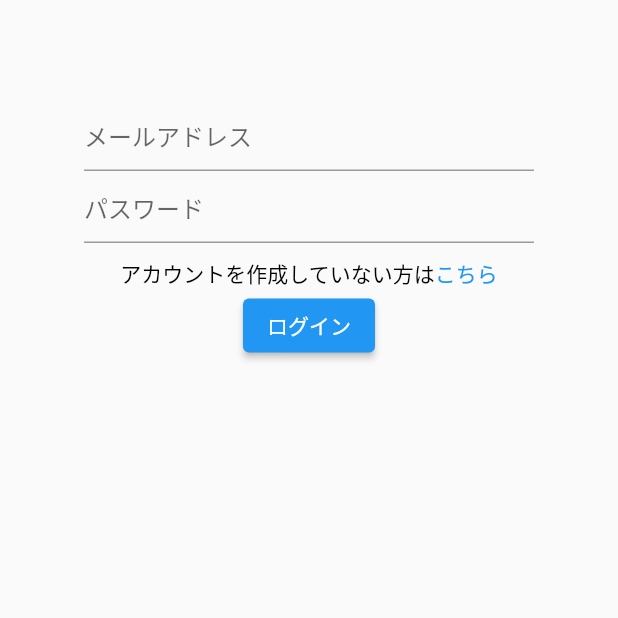
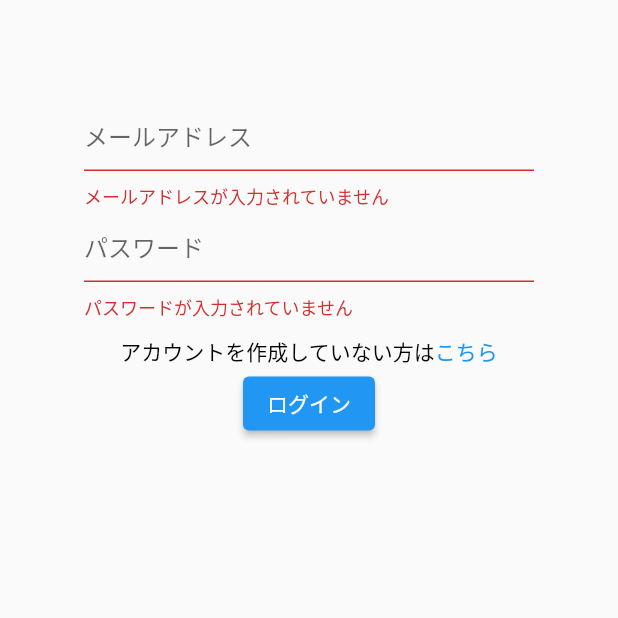
Before and after one commit to YusukeUemura01/sandbox_level1, a Flutter app: the screen it shows after launch, after a tap on "ログイン", on a phone screen of 412 x 824 dp, the top half of it. Run offline on Flutter 3.47's test engine with Material 2 defaults, Android fonts, the phone set to English and light mode, and no system bars; our stand-ins replace cloud_firestore, firebase_auth, firebase_core, firebase_storage, freezed_annotation, hooks_riverpod and 1 more; accounts and stored records are empty; network calls fail.

Commit message:
login_page.dartの空欄チェックする機能まで

```diff
--- a/lib/Firebase/firestore_repository.dart
+++ b/lib/Firebase/firestore_repository.dart
@@ -1,8 +1,10 @@
 import 'package:cloud_firestore/cloud_firestore.dart';
+import 'package:flutter/cupertino.dart';
 import 'package:sandbox_level1/model/account.dart';
 
 class FirestoreRepository{
   final _fireStoreInstance = FirebaseFirestore.instance;
+  late Account currentLoginAccount;
 
 
   Future<dynamic> setAccountData(Account _newAccount)async{//user情報をfirestoreにセット
@@ -14,4 +16,7 @@ class FirestoreRepository{
       return e;
     }
   }
+  void setCurrentLoginAccount(Account account){
+    currentLoginAccount = account.copyWith();
+  }
 }
--- a/lib/screens/create_accout_page.dart
+++ b/lib/screens/create_accout_page.dart
@@ -121,7 +121,7 @@ class CreateAccountPage extends HookConsumerWidget {
                           return;
                         }
                         controller.changeIsLoading();
-                        Navigator.of(context).push(
+                        Navigator.of(context).pushReplacement(
                           MaterialPageRoute(
                             builder: (context) {
                               return MyChatPage();
--- a/lib/screens/login_page.dart
+++ b/lib/screens/login_page.dart
@@ -1,15 +1,24 @@
 import 'package:flutter/gestures.dart';
 import 'package:flutter/material.dart';
+import 'package:hooks_riverpod/hooks_riverpod.dart';
 import 'package:sandbox_level1/screens/create_accout_page.dart';
+import 'package:sandbox_level1/view_model/loginpage_controller.dart';
 
 
-class LoginPage extends StatelessWidget {
+final loginPageProvider = StateNotifierProvider<
+    LoginPageStateController, LoginPageState>((ref) {
+  return LoginPageStateController(LoginPageState(
+    passFiledController: TextEditingController(),
+    emailFiledController: TextEditingController(),
+  ));
+});
+
+class LoginPage extends HookConsumerWidget{
   LoginPage({Key? key}) : super(key: key);
-  TextEditingController emailController = TextEditingController();
-  TextEditingController passController = TextEditingController();
 
   @override
-  Widget build(BuildContext context) {
+  Widget build(BuildContext context,WidgetRef ref) {
+    final loginPageState = ref.watch(loginPageProvider);
     return Scaffold(
       body: SafeArea(
         child: SizedBox(
@@ -23,19 +32,21 @@ class LoginPage extends StatelessWidget {
               SizedBox(
                 width: 300,
                 child: TextField(
-                  controller: emailController,
-                  decoration: const InputDecoration(
-                      hintText: 'メールアドレス'
+                  controller: loginPageState.emailFiledController,
+                  decoration: InputDecoration(
+                      hintText: 'メールアドレス',
+                      errorText: loginPageState.emailFiledErrorText,
                   ),
                 ),
               ),
               SizedBox(
                 width: 300,
                 child: TextField(
-                  decoration: const InputDecoration(
+                  decoration: InputDecoration(
+                    errorText: loginPageState.passFiledErrorText,
                       hintText: 'パスワード'
                   ),
-                  controller: passController,
+                  controller: loginPageState.passFiledController,
                 ),
               ),
               const SizedBox(
@@ -59,6 +70,9 @@ class LoginPage extends StatelessWidget {
                 ),
               ),
               ElevatedButton(onPressed: ()async{
+                final controller = ref.read(loginPageProvider.notifier);
+                controller.checkControllerText();//空欄がいないかをチェック
+                //TODO ここから
 
               },
                 child: const Text("ログイン"),
--- a/lib/view_model/create_account_page_controller.dart
+++ b/lib/view_model/create_account_page_controller.dart
@@ -92,7 +92,8 @@ class CreateAccountPageStateController extends StateNotifier<CreateAccountPageSt
         imagePath: state.imagePath,
         updateTime: DateTime.now()
     );
-    final _canUploadData = await FirestoreRepository().setAccountData(_newAccount);
+    final _canUploadData = await FirestoreRepository().setAccountData(_newAccount);//firestoreに保存
+    FirestoreRepository().setCurrentLoginAccount(_newAccount);//FirestoreRepositoryに保存
     return _canUploadData;
   }
 }
--- /dev/null
+++ b/lib/view_model/loginpage_controller.dart
@@ -0,0 +1,45 @@
+
+import 'package:flutter/cupertino.dart';
+import 'package:flutter/foundation.dart';
+import 'package:freezed_annotation/freezed_annotation.dart';
+import 'package:hooks_riverpod/hooks_riverpod.dart';
+import 'package:sandbox_level1/Firebase/auth_repository.dart';
+
+import '../model/account.dart';
+part 'loginpage_controller.freezed.dart';
+@freezed
+class LoginPageState with _$LoginPageState {
+  factory LoginPageState({
+    required TextEditingController emailFiledController,
+    required TextEditingController passFiledController,
+    String? emailFiledErrorText,
+    String? passFiledErrorText,
+    Account? loginAccount,
+		// 初期値
+    @Default(false) bool isLoading,
+  }) = _LoginPageState;
+}
+
+
+class LoginPageStateController extends StateNotifier<LoginPageState>{
+  LoginPageStateController(LoginPageState state) : super(state);
+
+  Future<dynamic>authenticationSignIn()async {
+    final canSingIn = await Authentication().signIn(state.emailFiledController.text, state.passFiledController.text);
+    return canSingIn;
+  }
+
+  bool checkControllerText(){
+    if(state.passFiledController.text.isEmpty){
+      state = state.copyWith(passFiledErrorText: "パスワードが入力されていません");
+    }
+    if(state.emailFiledController.text.isEmpty){
+      state = state.copyWith(emailFiledErrorText: "メールアドレスが入力されていません");
+    }
+    if(state.emailFiledErrorText == null && state.passFiledErrorText == null){//全ての欄が埋まっていた時
+      return false;
+    }else{
+      return true;
+    }
+  }
+}
```
Also changed, not shown: lib/view_model/loginpage_controller.freezed.dart (added).
